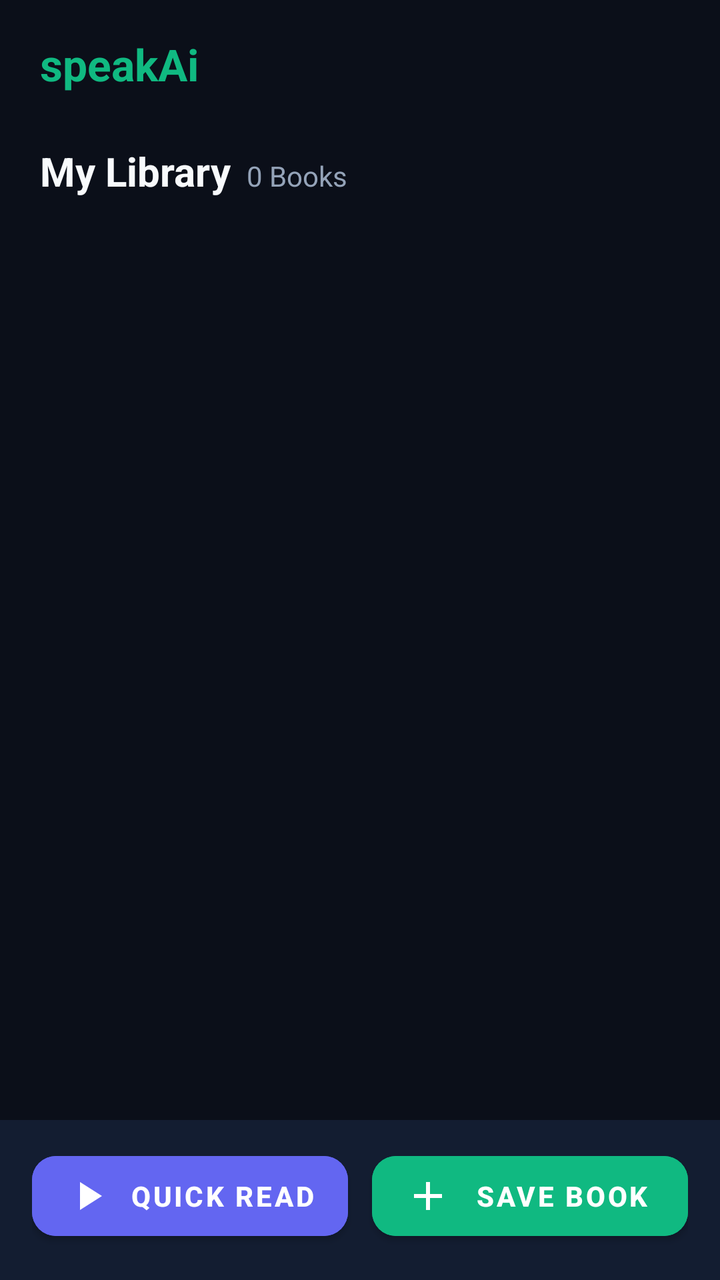
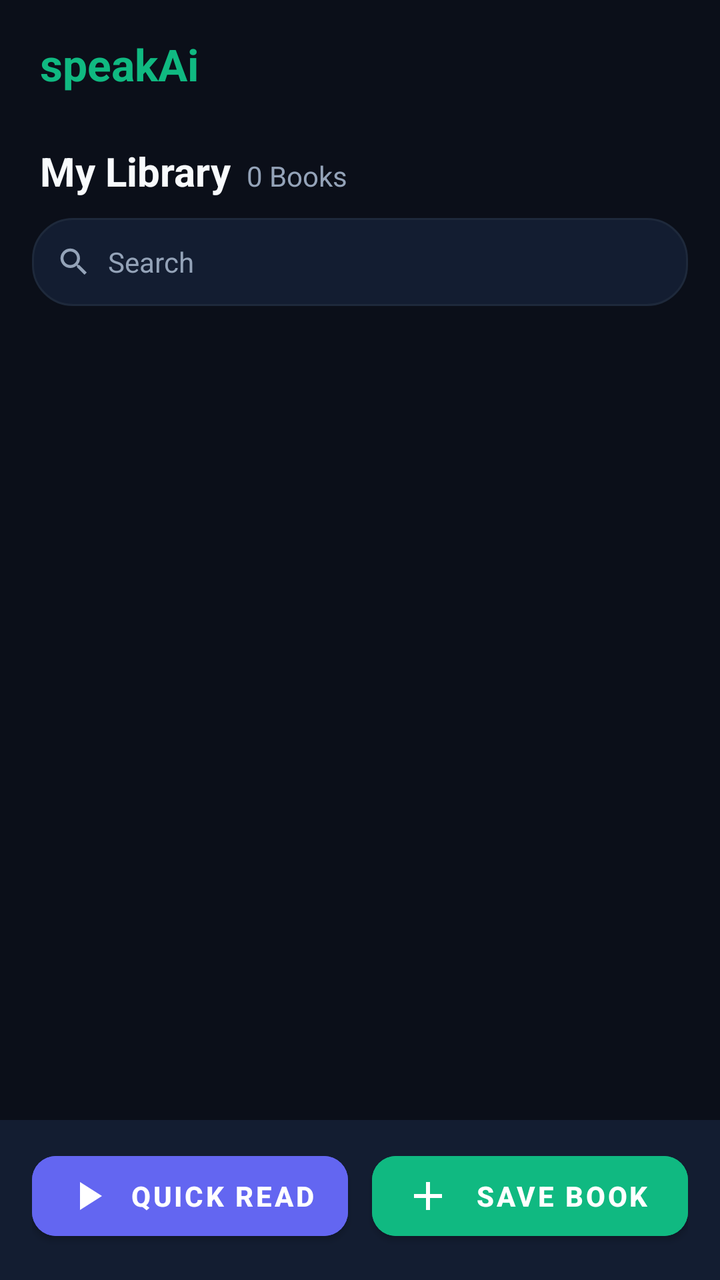

The first picture is an Android layout as it rendered before a commit; the second is the same layout after the commit. The layout source and the unified diff follow.
<!-- AndroidManifest.xml: application theme Theme.SpeakAi -->
<!-- res/layout/activity_main.xml -->
<?xml version="1.0" encoding="utf-8"?>
<androidx.constraintlayout.widget.ConstraintLayout xmlns:android="http://schemas.android.com/apk/res/android"
    xmlns:app="http://schemas.android.com/apk/res-auto"
    android:layout_width="match_parent"
    android:layout_height="match_parent"
    android:background="@color/background_dark">

    
    <androidx.constraintlayout.widget.ConstraintLayout
        android:id="@+id/topBar"
        android:layout_width="match_parent"
        android:layout_height="64dp"
        android:paddingStart="20dp"
        android:paddingEnd="16dp"
        app:layout_constraintTop_toTopOf="parent">

        <TextView
            android:id="@+id/tvAppTitle"
            android:layout_width="wrap_content"
            android:layout_height="wrap_content"
            android:text="speakAi"
            android:textColor="@color/primary"
            android:textSize="22sp"
            android:textStyle="bold"
            app:layout_constraintBottom_toBottomOf="parent"
            app:layout_constraintStart_toStartOf="parent"
            app:layout_constraintTop_toTopOf="parent" />

    </androidx.constraintlayout.widget.ConstraintLayout>

    
    <TextView
        android:id="@+id/tvLibraryTitle"
        android:layout_width="wrap_content"
        android:layout_height="wrap_content"
        android:layout_marginStart="20dp"
        android:layout_marginTop="8dp"
        android:text="@string/library_title"
        android:textColor="@color/text_primary"
        android:textSize="20sp"
        android:textStyle="bold"
        app:layout_constraintStart_toStartOf="parent"
        app:layout_constraintTop_toBottomOf="@id/topBar" />

    <TextView
        android:id="@+id/tvBookCount"
        android:layout_width="wrap_content"
        android:layout_height="wrap_content"
        android:layout_marginStart="8dp"
        android:text="0 Books"
        android:textColor="@color/text_secondary"
        android:textSize="14sp"
        app:layout_constraintBaseline_toBaselineOf="@id/tvLibraryTitle"
        app:layout_constraintStart_toEndOf="@id/tvLibraryTitle" />

    
    <androidx.recyclerview.widget.RecyclerView
        android:id="@+id/rvBooks"
        android:layout_width="match_parent"
        android:layout_height="0dp"
        android:layout_marginTop="12dp"
        android:clipToPadding="false"
        android:paddingBottom="16dp"
        app:layout_constraintBottom_toTopOf="@id/bottomDockedSection"
        app:layout_constraintTop_toBottomOf="@id/tvLibraryTitle" />

    
    <LinearLayout
        android:id="@+id/layoutEmptyState"
        android:layout_width="match_parent"
        android:layout_height="0dp"
        android:gravity="center"
        android:orientation="vertical"
        android:padding="32dp"
        android:visibility="gone"
        app:layout_constraintBottom_toTopOf="@id/bottomDockedSection"
        app:layout_constraintTop_toBottomOf="@id/tvLibraryTitle">

        <ImageView
            android:layout_width="72dp"
            android:layout_height="72dp"
            android:alpha="0.6"
            android:src="@drawable/ic_book"
            android:contentDescription="@string/app_name" />

        <TextView
            android:layout_width="wrap_content"
            android:layout_height="wrap_content"
            android:layout_marginTop="16dp"
            android:gravity="center"
            android:text="@string/no_books_message"
            android:textColor="@color/text_secondary"
            android:textSize="15sp"
            android:lineSpacingExtra="4dp" />

    </LinearLayout>

    
    <ProgressBar
        android:id="@+id/pbLoading"
        android:layout_width="wrap_content"
        android:layout_height="wrap_content"
        android:indeterminateTint="@color/primary"
        android:visibility="gone"
        app:layout_constraintBottom_toBottomOf="parent"
        app:layout_constraintEnd_toEndOf="parent"
        app:layout_constraintStart_toStartOf="parent"
        app:layout_constraintTop_toTopOf="parent" />

    
    <LinearLayout
        android:id="@+id/bottomDockedSection"
        android:layout_width="match_parent"
        android:layout_height="wrap_content"
        android:orientation="vertical"
        app:layout_constraintBottom_toBottomOf="parent">

        <include
            android:id="@+id/miniPlayerContainer"
            layout="@layout/view_mini_player" />

        <LinearLayout
            android:id="@+id/bottomActionBar"
            android:layout_width="match_parent"
            android:layout_height="wrap_content"
            android:background="@color/card_surface"
            android:orientation="horizontal"
            android:paddingStart="16dp"
            android:paddingEnd="16dp"
            android:paddingTop="12dp"
            android:paddingBottom="16dp">

            <com.google.android.material.button.MaterialButton
                android:id="@+id/btnQuickRead"
                android:layout_width="0dp"
                android:layout_height="52dp"
                android:layout_weight="1"
                android:layout_marginEnd="6dp"
                android:backgroundTint="@color/accent"
                android:text="@string/quick_read"
                android:textColor="@android:color/white"
                android:textSize="14sp"
                android:textStyle="bold"
                app:cornerRadius="12dp"
                app:icon="@drawable/ic_play"
                app:iconTint="@android:color/white" />

            <com.google.android.material.button.MaterialButton
                android:id="@+id/btnSaveBook"
                android:layout_width="0dp"
                android:layout_height="52dp"
                android:layout_weight="1"
                android:layout_marginStart="6dp"
                android:backgroundTint="@color/primary"
                android:text="@string/add_book"
                android:textColor="@android:color/white"
                android:textSize="14sp"
                android:textStyle="bold"
                app:cornerRadius="12dp"
                app:icon="@drawable/ic_add"
                app:iconTint="@android:color/white" />

        </LinearLayout>

    </LinearLayout>

</androidx.constraintlayout.widget.ConstraintLayout>
<!-- res/layout/view_mini_player.xml (included above) -->
<?xml version="1.0" encoding="utf-8"?>
<LinearLayout xmlns:android="http://schemas.android.com/apk/res/android"
    android:id="@+id/miniPlayerRoot"
    android:layout_width="match_parent"
    android:layout_height="wrap_content"
    android:background="@color/card_surface"
    android:orientation="vertical"
    android:visibility="gone">

    <View
        android:layout_width="match_parent"
        android:layout_height="1dp"
        android:background="@color/border_color" />

    <LinearLayout
        android:layout_width="match_parent"
        android:layout_height="60dp"
        android:gravity="center_vertical"
        android:orientation="horizontal"
        android:paddingStart="14dp"
        android:paddingEnd="10dp">

        <LinearLayout
            android:id="@+id/miniPlayerBody"
            android:layout_width="0dp"
            android:layout_height="match_parent"
            android:layout_weight="1"
            android:background="?attr/selectableItemBackground"
            android:gravity="center_vertical"
            android:orientation="vertical"
            android:paddingEnd="8dp">

            <TextView
                android:id="@+id/tvMiniChapterTitle"
                android:layout_width="match_parent"
                android:layout_height="wrap_content"
                android:ellipsize="end"
                android:singleLine="true"
                android:text="Chapter Title"
                android:textColor="@color/text_primary"
                android:textSize="14sp"
                android:textStyle="bold" />

            <TextView
                android:id="@+id/tvMiniBookStatus"
                android:layout_width="match_parent"
                android:layout_height="wrap_content"
                android:layout_marginTop="2dp"
                android:ellipsize="end"
                android:singleLine="true"
                android:text="Playing"
                android:textColor="@color/primary"
                android:textSize="12sp" />
        </LinearLayout>

        <ImageButton
            android:id="@+id/btnMiniPlayPause"
            android:layout_width="42dp"
            android:layout_height="42dp"
            android:background="?attr/selectableItemBackgroundBorderless"
            android:contentDescription="@string/play_pause"
            android:src="@drawable/ic_pause" />

        <ImageButton
            android:id="@+id/btnMiniStop"
            android:layout_width="42dp"
            android:layout_height="42dp"
            android:background="?attr/selectableItemBackgroundBorderless"
            android:contentDescription="@string/stop_playback"
            android:src="@drawable/ic_close" />

    </LinearLayout>

</LinearLayout>
<!-- resources referenced by this layout -->
<resources>
  <color name="accent">#6366F1</color>
  <color name="background_dark">#0B0F19</color>
  <color name="border_color">#1E293B</color>
  <color name="card_surface">#131D31</color>
  <color name="primary">#10B981</color>
  <color name="text_primary">#F8FAFC</color>
  <color name="text_secondary">#94A3B8</color>
  <!-- drawable ic_add (drawable) -->
  <vector xmlns:android="http://schemas.android.com/apk/res/android"
      android:width="24dp"
      android:height="24dp"
      android:viewportWidth="24"
      android:viewportHeight="24">
    <path
        android:fillColor="#FFFFFF"
        android:pathData="M19,13h-6v6h-2v-6H5v-2h6V5h2v6h6v2z"/>
  </vector>
  <!-- drawable ic_book (drawable) -->
  <vector xmlns:android="http://schemas.android.com/apk/res/android"
      android:width="24dp"
      android:height="24dp"
      android:viewportWidth="24"
      android:viewportHeight="24">
    <path
        android:fillColor="#10B981"
        android:pathData="M18,2H6c-1.1,0 -2,0.9 -2,2v16c0,1.1 0.9,2 2,2h12c1.1,0 2,-0.9 2,-2V4c0,-1.1 -0.9,-2 -2,-2zM6,4h5v8l-2.5,-1.5L6,12V4z"/>
  </vector>
  <!-- drawable ic_close (drawable) -->
  <vector xmlns:android="http://schemas.android.com/apk/res/android"
      android:width="24dp"
      android:height="24dp"
      android:viewportWidth="24"
      android:viewportHeight="24">
      <path
          android:fillColor="#94A3B8"
          android:pathData="M19,6.41L17.59,5 12,10.59 6.41,5 5,6.41 10.59,12 5,17.59 6.41,19 12,13.41 17.59,19 19,17.59 13.41,12z" />
  </vector>
  <!-- drawable ic_pause (drawable) -->
  <vector xmlns:android="http://schemas.android.com/apk/res/android"
      android:width="24dp"
      android:height="24dp"
      android:viewportWidth="24"
      android:viewportHeight="24">
    <path
        android:fillColor="#10B981"
        android:pathData="M6,19h4V5H6v14zm8,-14v14h4V5h-4z"/>
  </vector>
  <!-- drawable ic_play (drawable) -->
  <vector xmlns:android="http://schemas.android.com/apk/res/android"
      android:width="24dp"
      android:height="24dp"
      android:viewportWidth="24"
      android:viewportHeight="24">
    <path
        android:fillColor="#10B981"
        android:pathData="M8,5v14l11,-7z"/>
  </vector>
  <string name="add_book">Save Book</string>
  <string name="app_name">speakAi</string>
  <string name="library_title">My Library</string>
  <string name="no_books_message">No saved books yet.\nTap Quick Read to listen to a photo or page,\nor Save Book to store chapters in your library.</string>
  <string name="play_pause">Play or Pause</string>
  <string name="quick_read">Quick Read</string>
  <string name="stop_playback">Stop Playback</string>
  <color name="primary_dark">#059669</color>
  <!-- unchanged entries left out for length: 1 -->
</resources>

<!-- the commit's change to res/layout/activity_main.xml (unified diff, before → after) -->
@@ -53,16 +53,26 @@
         app:layout_constraintBaseline_toBaselineOf="@id/tvLibraryTitle"
         app:layout_constraintStart_toEndOf="@id/tvLibraryTitle" />
 
+    <include
+        android:id="@+id/bookSearchBar"
+        layout="@layout/view_search_bar"
+        android:layout_width="match_parent"
+        android:layout_height="44dp"
+        android:layout_marginStart="16dp"
+        android:layout_marginTop="10dp"
+        android:layout_marginEnd="16dp"
+        app:layout_constraintTop_toBottomOf="@id/tvLibraryTitle" />
+
     
     <androidx.recyclerview.widget.RecyclerView
         android:id="@+id/rvBooks"
         android:layout_width="match_parent"
         android:layout_height="0dp"
-        android:layout_marginTop="12dp"
+        android:layout_marginTop="8dp"
         android:clipToPadding="false"
         android:paddingBottom="16dp"
         app:layout_constraintBottom_toTopOf="@id/bottomDockedSection"
-        app:layout_constraintTop_toBottomOf="@id/tvLibraryTitle" />
+        app:layout_constraintTop_toBottomOf="@id/bookSearchBar" />
 
     
     <LinearLayout
@@ -74,7 +84,7 @@
         android:padding="32dp"
         android:visibility="gone"
         app:layout_constraintBottom_toTopOf="@id/bottomDockedSection"
-        app:layout_constraintTop_toBottomOf="@id/tvLibraryTitle">
+        app:layout_constraintTop_toBottomOf="@id/bookSearchBar">
 
         <ImageView
             android:layout_width="72dp"
@@ -165,6 +175,48 @@
     </LinearLayout>
 
 </androidx.constraintlayout.widget.ConstraintLayout>
+<!-- res/layout/view_search_bar.xml (included above) -->
+<?xml version="1.0" encoding="utf-8"?>
+<LinearLayout xmlns:android="http://schemas.android.com/apk/res/android"
+    android:layout_width="match_parent"
+    android:layout_height="44dp"
+    android:background="@drawable/bg_chip_unselected"
+    android:gravity="center_vertical"
+    android:orientation="horizontal"
+    android:paddingStart="12dp"
+    android:paddingEnd="8dp">
+
+    <ImageView
+        android:layout_width="18dp"
+        android:layout_height="18dp"
+        android:contentDescription="@string/search"
+        android:src="@drawable/ic_search" />
+
+    <EditText
+        android:id="@+id/etSearchQuery"
+        android:layout_width="0dp"
+        android:layout_height="match_parent"
+        android:layout_marginStart="8dp"
+        android:layout_weight="1"
+        android:background="@android:color/transparent"
+        android:hint="@string/search"
+        android:imeOptions="actionSearch"
+        android:inputType="text"
+        android:maxLines="1"
+        android:textColor="@color/text_primary"
+        android:textColorHint="@color/text_secondary"
+        android:textSize="14sp" />
+
+    <ImageButton
+        android:id="@+id/btnClearSearch"
+        android:layout_width="32dp"
+        android:layout_height="32dp"
+        android:background="?attr/selectableItemBackgroundBorderless"
+        android:contentDescription="@string/clear_search"
+        android:src="@drawable/ic_close"
+        android:visibility="gone" />
+
+</LinearLayout>
 <!-- res/layout/view_mini_player.xml (included above) -->
 <?xml version="1.0" encoding="utf-8"?>
 <LinearLayout xmlns:android="http://schemas.android.com/apk/res/android"
<!-- resource entries referenced after the edit -->
@@ -7,6 +7,16 @@
   <color name="primary">#10B981</color>
   <color name="text_primary">#F8FAFC</color>
   <color name="text_secondary">#94A3B8</color>
+  <!-- drawable bg_chip_unselected (drawable) -->
+  <?xml version="1.0" encoding="utf-8"?>
+  <shape xmlns:android="http://schemas.android.com/apk/res/android"
+      android:shape="rectangle">
+      <solid android:color="@color/card_surface" />
+      <corners android:radius="20dp" />
+      <stroke
+          android:width="1dp"
+          android:color="@color/border_color" />
+  </shape>
   <!-- drawable ic_add (drawable) -->
   <vector xmlns:android="http://schemas.android.com/apk/res/android"
       android:width="24dp"
@@ -57,12 +67,24 @@
         android:fillColor="#10B981"
         android:pathData="M8,5v14l11,-7z"/>
   </vector>
+  <!-- drawable ic_search (drawable) -->
+  <vector xmlns:android="http://schemas.android.com/apk/res/android"
+      android:width="20dp"
+      android:height="20dp"
+      android:viewportWidth="24"
+      android:viewportHeight="24">
+      <path
+          android:fillColor="#94A3B8"
+          android:pathData="M15.5,14h-0.79l-0.28,-0.27C15.41,12.59 16,11.11 16,9.5 16,5.91 13.09,3 9.5,3S3,5.91 3,9.5 5.91,16 9.5,16c1.61,0 3.09,-0.59 4.23,-1.57l0.27,0.28v0.79l5,4.99L20.49,19l-4.99,-5zM9.5,14C7.01,14 5,11.99 5,9.5S7.01,5 9.5,5 14,7.01 14,9.5 11.99,14 9.5,14z" />
+  </vector>
   <string name="add_book">Save Book</string>
   <string name="app_name">speakAi</string>
+  <string name="clear_search">Clear Search</string>
   <string name="library_title">My Library</string>
   <string name="no_books_message">No saved books yet.\nTap Quick Read to listen to a photo or page,\nor Save Book to store chapters in your library.</string>
   <string name="play_pause">Play or Pause</string>
   <string name="quick_read">Quick Read</string>
+  <string name="search">Search</string>
   <string name="stop_playback">Stop Playback</string>
   <color name="primary_dark">#059669</color>
   <!-- unchanged entries left out for length: 1 -->
